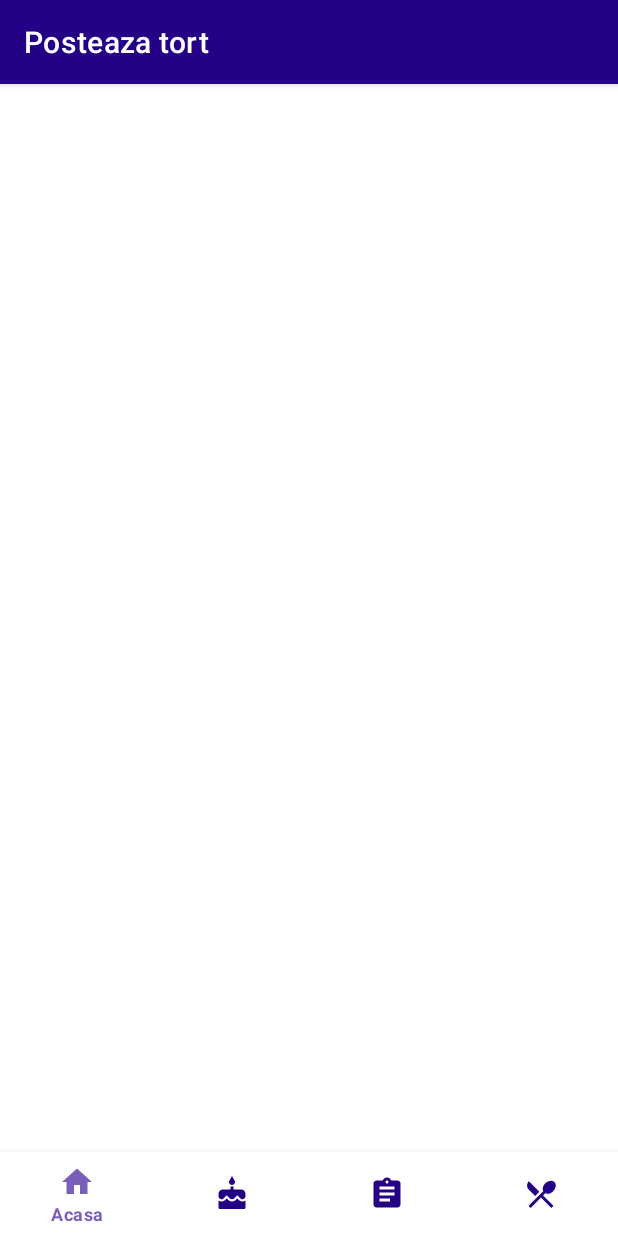
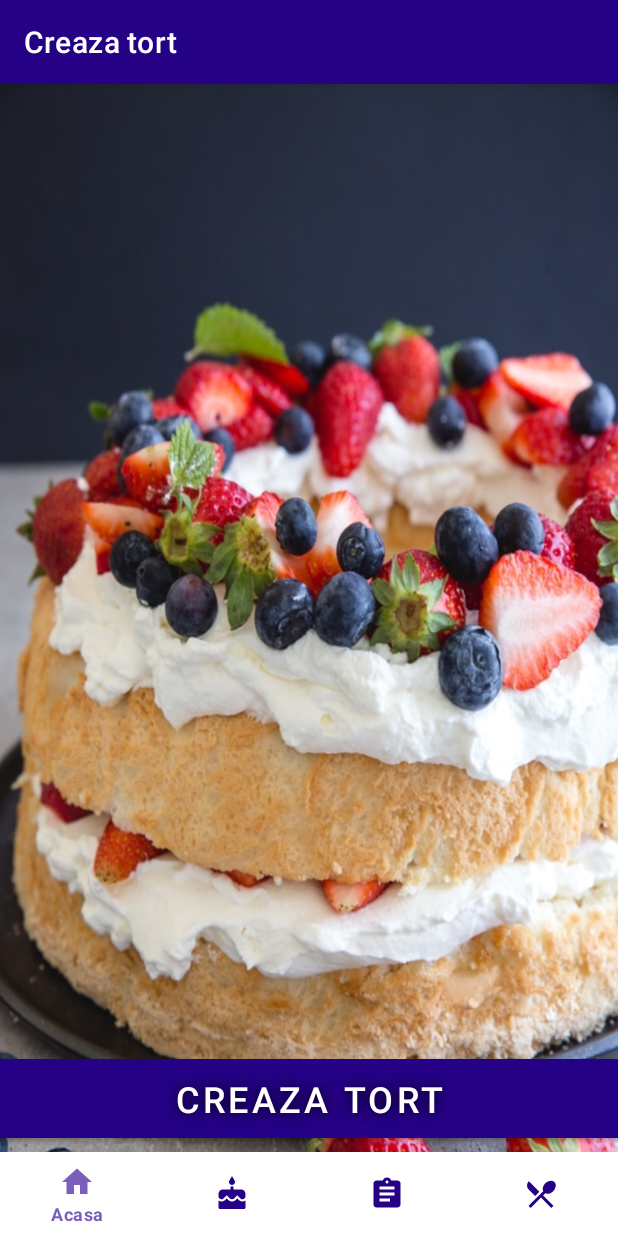
Before and after one commit to 234proiectmds/proiect, an Android app: the fragment AdminProfileFragment placed in its activity, on a phone screen of 412 x 824 dp. Run offline under Robolectric (Android 15) with nearby library versions, the phone set to English and light mode, and no system bars.

Commit message:
create cake creation frame animation

```diff
--- a/app/src/main/AndroidManifest.xml
+++ b/app/src/main/AndroidManifest.xml
@@ -11,6 +11,9 @@
         android:supportsRtl="true"
         android:theme="@style/Theme.Cakes"
         android:usesCleartextTraffic="true">
+        <activity
+            android:name=".adminCakesPanel.admin_creazaTort"
+            android:exported="false" />
         <activity
             android:name=".ClientForgotPassword"
             android:exported="false" />
--- a/app/src/main/java/com/example/app/adminCakesPanel/AdminProfileFragment.java
+++ b/app/src/main/java/com/example/app/adminCakesPanel/AdminProfileFragment.java
@@ -1,22 +1,55 @@
 package com.example.app.adminCakesPanel;
 
+import android.content.Intent;
+import android.graphics.drawable.AnimationDrawable;
 import android.os.Bundle;
 import android.view.LayoutInflater;
 import android.view.View;
 import android.view.ViewGroup;
+import android.widget.Button;
 
 import androidx.annotation.NonNull;
 import androidx.annotation.Nullable;
+import androidx.constraintlayout.widget.ConstraintLayout;
 import androidx.fragment.app.Fragment;
 
 import com.example.app.R;
 
 public class AdminProfileFragment extends Fragment {
+
+    Button creazaTort;
+    ConstraintLayout backimg;
+
     @Nullable
     @Override
     public View onCreateView(@NonNull LayoutInflater inflater, @Nullable ViewGroup container, @Nullable Bundle savedInstanceState) {
         View v = inflater.inflate(R.layout.fragment_admin_profile, null);
-        getActivity().setTitle("Posteaza tort");
+        getActivity().setTitle("Creaza tort");
+
+        AnimationDrawable animationDrawable = new AnimationDrawable();
+        animationDrawable.addFrame(getResources().getDrawable(R.drawable.imagine6), 3000);
+        animationDrawable.addFrame(getResources().getDrawable(R.drawable.imagine2), 3000);
+        animationDrawable.addFrame(getResources().getDrawable(R.drawable.imagine1), 3000);
+        animationDrawable.addFrame(getResources().getDrawable(R.drawable.imagine4), 3000);
+        animationDrawable.addFrame(getResources().getDrawable(R.drawable.imagine5), 3000);
+
+        animationDrawable.setOneShot(false);
+        animationDrawable.setEnterFadeDuration(850);
+        animationDrawable.setExitFadeDuration(1600);
+
+        backimg = v.findViewById(R.id.back1);
+        backimg.setBackgroundDrawable(animationDrawable);
+        animationDrawable.start();
+
+        creazaTort = (Button)v.findViewById(R.id.creaza_tort);
+
+        creazaTort.setOnClickListener(new View.OnClickListener() {
+            @Override
+            public void onClick(View v) {
+                    startActivity(new Intent(getContext(), admin_creazaTort.class));
+            }
+        });
+
         return v;
     }
 }
--- a/app/src/main/res/layout/fragment_admin_profile.xml
+++ b/app/src/main/res/layout/fragment_admin_profile.xml
@@ -7,4 +7,17 @@
     android:id="@+id/back1"
     >
 
+    <Button
+        android:layout_width="match_parent"
+        android:layout_height="wrap_content"
+        android:id="@+id/creaza_tort"
+        android:background="@color/defaultColor"
+        android:text="Creaza tort"
+        android:textSize="24sp"
+        android:textColor="@color/white"
+        app:layout_constraintBottom_toBottomOf="parent"
+        android:layout_marginBottom="65dp"
+        android:shadowColor="@color/Black"
+        android:shadowRadius="10"/>
+
 </androidx.constraintlayout.widget.ConstraintLayout>
```
Also changed, not shown: app/src/main/java/com/example/app/adminCakesPanel/admin_creazaTort.java (added, +16 -0 lines), app/src/main/res/layout/activity_admin_creaza_tort.xml (added, +9 -0 lines).
